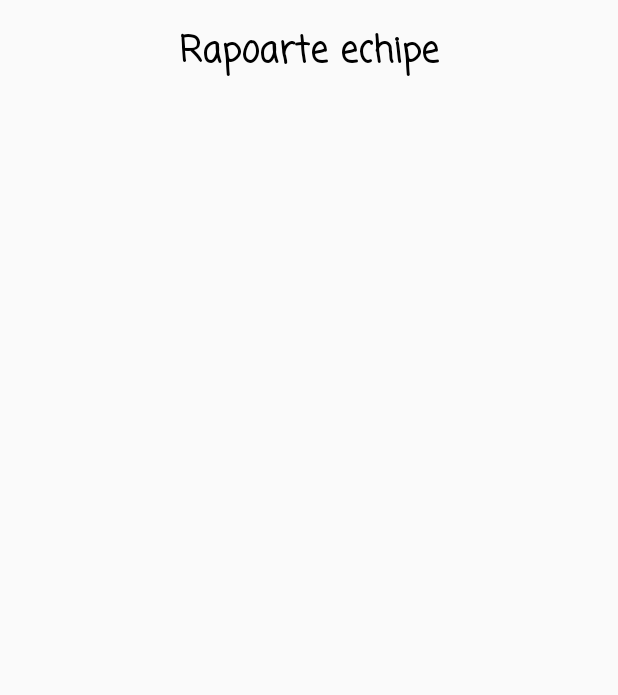
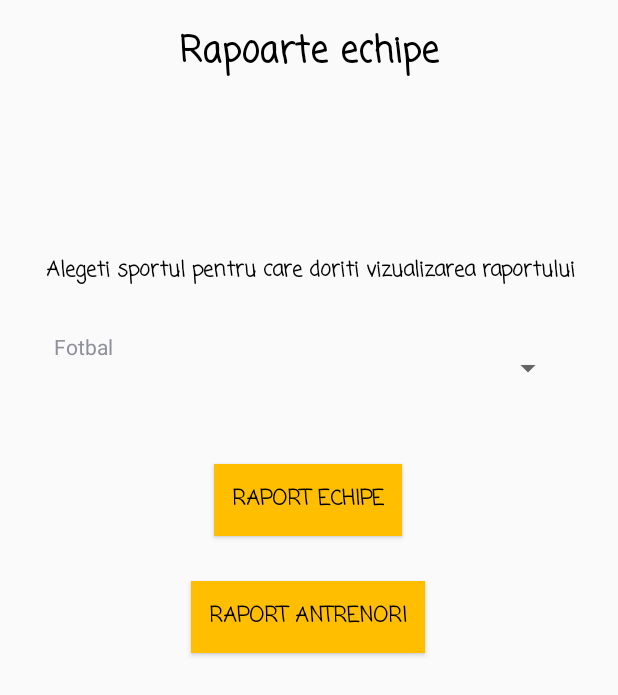
Before and after one commit to catalinadinu/SportSpot, an Android app: the SportsReportsActivity screen opened directly, with no data from a screen before it, on a phone screen of 412 x 824 dp. Shown: the top 695 px of the screen. Run offline under Robolectric (Android 15) with nearby library versions, the phone set to English and light mode, and no system bars; our stand-ins replace Room's generated code.

Commit message:
Interfata grafica ecrane rapoarte

```diff
--- a/app/src/main/AndroidManifest.xml
+++ b/app/src/main/AndroidManifest.xml
@@ -11,7 +11,9 @@
         android:roundIcon="@mipmap/ic_launcher_round"
         android:supportsRtl="true"
         android:theme="@style/AppTheme">
-        <activity android:name=".SportsReportsActivity"></activity>
+        <activity android:name=".CoachesReportActivity"></activity>
+        <activity android:name=".TeamsReportActivity" />
+        <activity android:name=".SportsReportsActivity" />
         <activity android:name=".VolleyballGamesActivity" />
         <activity android:name=".HandballGamesActivity" />
         <activity android:name=".FootballGamesActivity" />
--- a/app/src/main/java/com/example/sportspot/SportsReportsActivity.java
+++ b/app/src/main/java/com/example/sportspot/SportsReportsActivity.java
@@ -3,27 +3,84 @@ package com.example.sportspot;
 import androidx.appcompat.app.AppCompatActivity;
 
 import android.annotation.SuppressLint;
+import android.content.Intent;
 import android.os.Bundle;
+import android.view.View;
+import android.widget.AdapterView;
+import android.widget.ArrayAdapter;
+import android.widget.Button;
+import android.widget.Spinner;
 import android.widget.Toast;
 
 import com.example.sportspot.database.dao.CoachDao;
 import com.example.sportspot.database.service.CoachService;
 import com.example.sportspot.database.tables.Coach;
+import com.example.sportspot.util.Const;
 
 import java.util.ArrayList;
 import java.util.List;
 
 public class SportsReportsActivity extends AppCompatActivity {
     List<Coach> coachesList = new ArrayList<>();
+    private Spinner sportsSpinner;
+    private Button teamsReport;
+    private Button coachesReport;
+    private String chosenSport = null;
+    private Intent intent;
 
     @Override
     protected void onCreate(Bundle savedInstanceState) {
         super.onCreate(savedInstanceState);
         setContentView(R.layout.activity_sports_reports);
 
+        initComponents();
         getCoachesFromDB();
-        Toast.makeText(getApplicationContext(), coachesList.toString(), Toast.LENGTH_LONG).show();
+
+//        chosenSport = sportsSpinner.getSelectedItem().toString();
+
+        teamsReport.setOnClickListener(new View.OnClickListener() {
+            @Override
+            public void onClick(View view) {
+                intent = new Intent(SportsReportsActivity.this, TeamsReportActivity.class);
+                intent.putExtra(Const.TEAMS_REPORT_INTENT_EXTRA, chosenSport);
+                startActivity(intent);
+            }
+        });
+
+        coachesReport.setOnClickListener(new View.OnClickListener() {
+            @Override
+            public void onClick(View view) {
+                intent = new Intent(SportsReportsActivity.this, CoachesReportActivity.class);
+                intent.putExtra(Const.COACHES_REPORT_INTENT_EXTRA, chosenSport);
+                startActivity(intent);
+            }
+        });
+
     }
+
+    private void initComponents(){
+        sportsSpinner = findViewById(R.id.sports_reports_spinner);
+        teamsReport = findViewById(R.id.sports_reports_teams_report);
+        coachesReport = findViewById(R.id.sports_reports_coaches_report);
+
+        ArrayAdapter<CharSequence> spinnerAdapter = ArrayAdapter.createFromResource(getApplicationContext(), R.array.lv_sports_list, R.layout.support_simple_spinner_dropdown_item);
+        sportsSpinner.setAdapter(spinnerAdapter);
+
+        sportsSpinner.setOnItemSelectedListener(new AdapterView.OnItemSelectedListener() {
+            @Override
+            public void onItemSelected(AdapterView<?> adapterView, View view, int position, long l) {
+                chosenSport = sportsSpinner.getSelectedItem().toString();
+            }
+
+            @Override
+            public void onNothingSelected(AdapterView<?> adapterView) {
+
+            }
+        });
+//        chosenSport = sportsSpinner.getSelectedItem().toString();
+    }
+
+
 
     @SuppressLint("StaticFieldLeak")
     private void getCoachesFromDB() {
@@ -33,6 +90,10 @@ public class SportsReportsActivity extends AppCompatActivity {
                 if(coaches != null){
                     coachesList.clear();
                     coachesList.addAll(coaches);
+                    Toast.makeText(getApplicationContext(), coachesList.toString(), Toast.LENGTH_LONG).show();
+                }
+                else {
+                    Toast.makeText(getApplicationContext(), R.string.date_nepreluate, Toast.LENGTH_LONG).show();
                 }
             }
         }.execute();
--- a/app/src/main/java/com/example/sportspot/util/Const.java
+++ b/app/src/main/java/com/example/sportspot/util/Const.java
@@ -9,6 +9,8 @@ public class Const {
     public static final String SP_EMAIL_KEY = "email";
     public static final String SP_PASSWORD_KEY = "password";
     public static final String DB_NAME = "sportspot_db";
+    public static final String TEAMS_REPORT_INTENT_EXTRA = "teams_report_intent_extra";
+    public static final String COACHES_REPORT_INTENT_EXTRA= "coaches_report_intent_extra";
 
     public static Coach[] COACHES ={
                 new Coach(1,"Fotbal", "Dan Vasile Petrescu", 51, 16, "F1"),
--- a/app/src/main/res/layout/activity_sports_list.xml
+++ b/app/src/main/res/layout/activity_sports_list.xml
@@ -45,6 +45,7 @@
 
     <ImageView
         android:id="@+id/sports_list_reports_button"
+        android:foregroundGravity="center_horizontal"
         android:layout_width="30dp"
         android:layout_height="30dp"
         android:layout_marginTop="16dp"
--- a/app/src/main/res/layout/activity_sports_reports.xml
+++ b/app/src/main/res/layout/activity_sports_reports.xml
@@ -18,4 +18,58 @@
         app:layout_constraintEnd_toEndOf="parent"
         app:layout_constraintStart_toStartOf="parent"
         app:layout_constraintTop_toTopOf="parent" />
+
+    <Button
+        android:id="@+id/sports_reports_teams_report"
+        android:layout_width="wrap_content"
+        android:layout_height="wrap_content"
+        android:layout_marginTop="40dp"
+        android:text="@string/raport_echipe"
+        android:textStyle="bold"
+        android:background="@color/colorPrimary"
+        android:padding="12dp"
+        android:shadowRadius="@android:integer/config_longAnimTime"
+        app:layout_constraintEnd_toEndOf="parent"
+        app:layout_constraintHorizontal_bias="0.498"
+        app:layout_constraintStart_toStartOf="parent"
+        app:layout_constraintTop_toBottomOf="@+id/sports_reports_spinner" />
+
+    <Spinner
+        android:id="@+id/sports_reports_spinner"
+        android:layout_width="match_parent"
+        android:layout_height="wrap_content"
+        android:layout_marginStart="36dp"
+        android:layout_marginEnd="36dp"
+        android:layout_marginTop="30dp"
+        app:layout_constraintEnd_toEndOf="parent"
+        app:layout_constraintStart_toStartOf="parent"
+        app:layout_constraintTop_toBottomOf="@+id/textView15" />
+
+    <TextView
+        android:id="@+id/textView15"
+        android:layout_width="wrap_content"
+        android:layout_height="wrap_content"
+        android:layout_marginTop="116dp"
+        android:gravity="center"
+        android:text="@string/alegeti_sport"
+        android:textStyle="bold"
+        app:layout_constraintEnd_toEndOf="parent"
+        app:layout_constraintHorizontal_bias="0.515"
+        app:layout_constraintStart_toStartOf="parent"
+        app:layout_constraintTop_toBottomOf="@+id/textView14" />
+
+    <Button
+        android:id="@+id/sports_reports_coaches_report"
+        android:layout_width="wrap_content"
+        android:layout_height="wrap_content"
+        android:layout_marginTop="30dp"
+        android:text="@string/raport_antrenori"
+        android:textStyle="bold"
+        android:background="@color/colorPrimary"
+        android:padding="12dp"
+        android:shadowRadius="@android:integer/config_longAnimTime"
+        app:layout_constraintEnd_toEndOf="parent"
+        app:layout_constraintHorizontal_bias="0.498"
+        app:layout_constraintStart_toStartOf="parent"
+        app:layout_constraintTop_toBottomOf="@+id/sports_reports_teams_report" />
 </androidx.constraintlayout.widget.ConstraintLayout>
--- a/app/src/main/res/values/strings.xml
+++ b/app/src/main/res/values/strings.xml
@@ -29,6 +29,10 @@
     <string name="pdm_ase_ro">pdm.ase.ro</string>
     <string name="site">sau pe site:</string>
     <string name="rapoarte_echipe">Rapoarte echipe</string>
+    <string name="date_nepreluate">Datele nu au putut fi preluate</string>
+    <string name="alegeti_sport">Alegeti sportul pentru care doriti vizualizarea raportului</string>
+    <string name="raport_antrenori">Raport antrenori</string>
+    <string name="raport_echipe">Raport echipe</string>
 
 
     <string-array name="lv_sports_list">
```
Also changed, not shown: app/src/main/java/com/example/sportspot/CoachesReportActivity.java (added, +32 -0 lines), app/src/main/java/com/example/sportspot/TeamsReportActivity.java (added, +33 -0 lines), app/src/main/res/layout/activity_coaches_report.xml (added, +45 -0 lines), app/src/main/res/layout/activity_teams_report.xml (added, +45 -0 lines).
